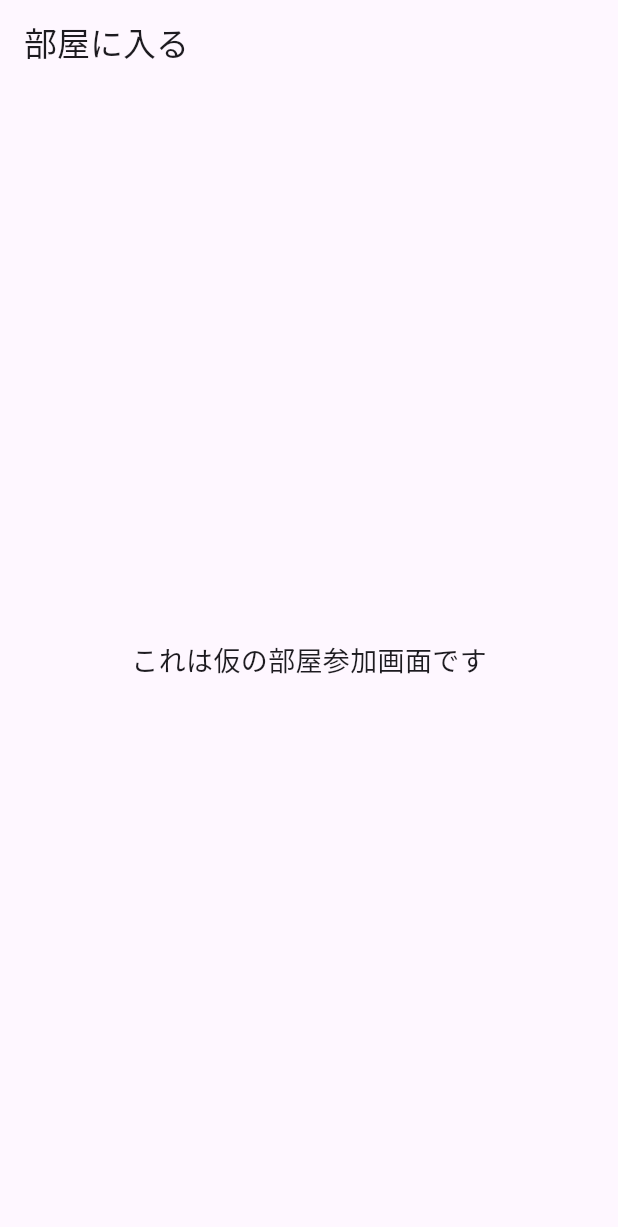
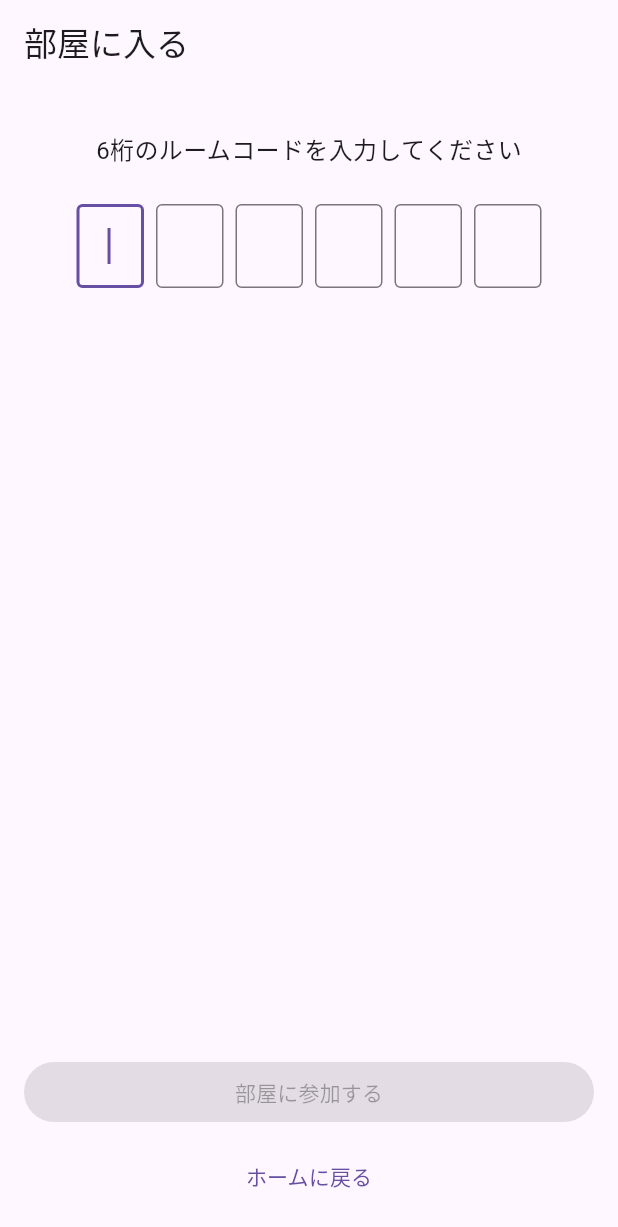
Before and after one commit to Takumi162/beat_rush, a Flutter app: the JoinRoomScreen screen opened by its route, on a phone screen of 412 x 824 dp. Shown: the top 1227 px of the screen. Run offline on Flutter 3.47's test engine with Material 3 defaults, Android fonts, the phone set to English and light mode, and no system bars; our stand-ins replace firebase_auth, firebase_core, firebase_database, go_router; accounts and stored records are empty.

Commit message:
参加画面実装

```diff
--- a/lib/screens/room/join_room_screen.dart
+++ b/lib/screens/room/join_room_screen.dart
@@ -1,14 +1,208 @@
 import 'package:flutter/material.dart';
+import 'package:firebase_auth/firebase_auth.dart';
+import '../../services/room_service.dart';
+import '../../services/user_service.dart';
 
-class JoinRoomScreen extends StatelessWidget {
+import 'package:go_router/go_router.dart';
+
+class JoinRoomScreen extends StatefulWidget {
   const JoinRoomScreen({super.key});
 
   @override
+  State<JoinRoomScreen> createState() => _JoinRoomScreenState();
+}
+
+class _JoinRoomScreenState extends State<JoinRoomScreen> {
+  final RoomService _roomService = RoomService();
+  final UserService _userService = UserService();
+
+  final List<TextEditingController> _controllers = List.generate(
+    6,
+    (_) => TextEditingController(),
+  );
+  final List<FocusNode> _focusNodes = List.generate(6, (_) => FocusNode());
+
+  bool isLoading = false;
+  bool isValid = false;
+  String? errorMessage;
+
+  @override
+  void initState() {
+    super.initState();
+
+    // 🔹 各コントローラにリスナーを追加
+    for (int i = 0; i < 6; i++) {
+      _controllers[i].addListener(_onCodeChanged);
+    }
+
+    // 🔸 初期フォーカスを1文字目に設定（小さな遅延で確実に反映）
+    WidgetsBinding.instance.addPostFrameCallback((_) {
+      _focusNodes.first.requestFocus();
+    });
+  }
+
+  @override
+  void dispose() {
+    // 🔹 フォーカスとコントローラを全て破棄
+    for (final c in _controllers) {
+      c.dispose();
+    }
+    for (final f in _focusNodes) {
+      f.dispose();
+    }
+    super.dispose();
+  }
+
+  // 🔹 コード入力が変わるたびに呼ばれる
+  void _onCodeChanged() {
+    final code = _controllers.map((c) => c.text).join();
+    setState(() {
+      isValid = code.length == 6 && RegExp(r'^\d{6}$').hasMatch(code);
+    });
+  }
+
+  // 🔹 数字入力または削除時のフォーカス制御
+  void _handleInput(String value, int index) {
+    if (value.isNotEmpty && index < 5) {
+      // 入力があれば次の欄へ移動
+      _focusNodes[index + 1].requestFocus();
+    } else if (value.isEmpty && index > 0) {
+      // 削除時は前の欄に戻る
+      _focusNodes[index - 1].requestFocus();
+    }
+  }
+
+  // 🔹 キーボード閉じる
+  void _closeKeyboard() {
+    FocusScope.of(context).unfocus();
+  }
+
+  // 🔹 ルーム参加処理
+  Future<void> _joinRoom() async {
+    _closeKeyboard();
+    setState(() {
+      isLoading = true;
+      errorMessage = null;
+    });
+
+    final uid = FirebaseAuth.instance.currentUser?.uid;
+    if (uid == null) {
+      setState(() {
+        errorMessage = 'ログイン情報が見つかりません';
+        isLoading = false;
+      });
+      return;
+    }
+
+    final userData = await _userService.getUserProfile(uid);
+    if (userData == null) {
+      setState(() {
+        errorMessage = 'プロフィール情報が見つかりません';
+        isLoading = false;
+      });
+      return;
+    }
+
+    final nickname = userData['nickname'] as String? ?? '名無し';
+    final iconKey = userData['icon'] as String? ?? 'finn';
+    final code = _controllers.map((c) => c.text).join();
+
+    final success = await _roomService.joinRoom(
+      code: code,
+      uid: uid,
+      nickname: nickname,
+      iconKey: iconKey,
+    );
+
+    setState(() => isLoading = false);
+
+    if (!mounted) return;
+
+    if (success) {
+      context.go('/room/create'); // 後でLobbyに変更
+    } else {
+      setState(() {
+        errorMessage = '指定されたルームコードが存在しません';
+      });
+    }
+  }
+
+  @override
   Widget build(BuildContext context) {
-    return Scaffold(
-      appBar: AppBar(title: const Text('部屋に入る')),
-      body: const Center(
-        child: Text('これは仮の部屋参加画面です', style: TextStyle(fontSize: 18)),
+    return GestureDetector(
+      onTap: _closeKeyboard, // 画面外タップでキーボード閉じる
+      child: Scaffold(
+        appBar: AppBar(title: const Text('部屋に入る')),
+        body: Padding(
+          padding: const EdgeInsets.all(16),
+          child: Column(
+            children: [
+              const SizedBox(height: 16),
+              const Text('6桁のルームコードを入力してください', style: TextStyle(fontSize: 16)),
+              const SizedBox(height: 24),
+
+              // 🔹 6つの入力フィールドを横並びに配置
+              Row(
+                mainAxisAlignment: MainAxisAlignment.center,
+                children: List.generate(6, (index) {
+                  return Container(
+                    width: 45,
+                    margin: const EdgeInsets.symmetric(horizontal: 4),
+                    child: TextField(
+                      controller: _controllers[index],
+                      focusNode: _focusNodes[index],
+                      keyboardType: TextInputType.number,
+                      textAlign: TextAlign.center,
+                      maxLength: 1,
+                      decoration: const InputDecoration(
+                        counterText: '',
+                        border: OutlineInputBorder(),
+                      ),
+                      onChanged: (value) => _handleInput(value, index),
+                    ),
+                  );
+                }),
+              ),
+
+              const SizedBox(height: 24),
+
+              if (errorMessage != null)
+                Text(errorMessage!, style: const TextStyle(color: Colors.red)),
+
+              const Spacer(),
+
+              SizedBox(
+                width: double.infinity,
+                child: ElevatedButton(
+                  onPressed: isValid && !isLoading ? _joinRoom : null,
+                  child: isLoading
+                      ? const SizedBox(
+                          width: 20,
+                          height: 20,
+                          child: CircularProgressIndicator(
+                            strokeWidth: 2,
+                            color: Colors.white,
+                          ),
+                        )
+                      : const Text('部屋に参加する'),
+                ),
+              ),
+
+              const SizedBox(height: 8),
+
+              SizedBox(
+                width: double.infinity,
+                child: TextButton(
+                  onPressed: () {
+                    _closeKeyboard();
+                    context.go('/home');
+                  },
+                  child: const Text('ホームに戻る'),
+                ),
+              ),
+            ],
+          ),
+        ),
       ),
     );
   }
```
Also changed, not shown: lib/services/room_service.dart (+26 -0 lines), 1 other file.
